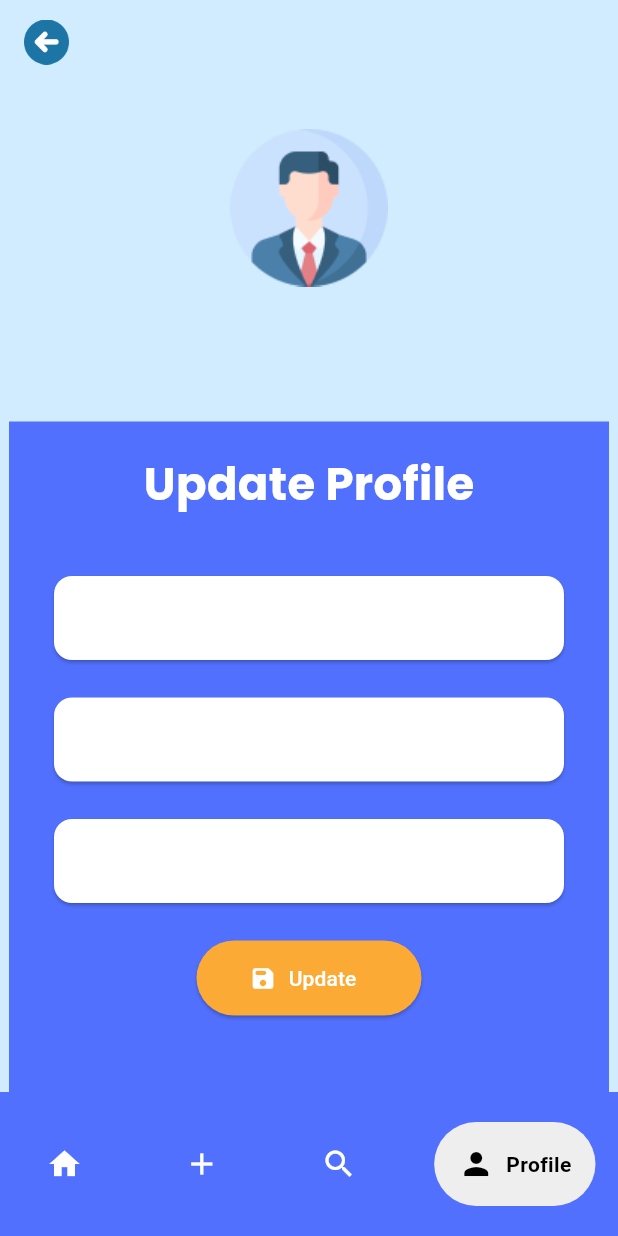
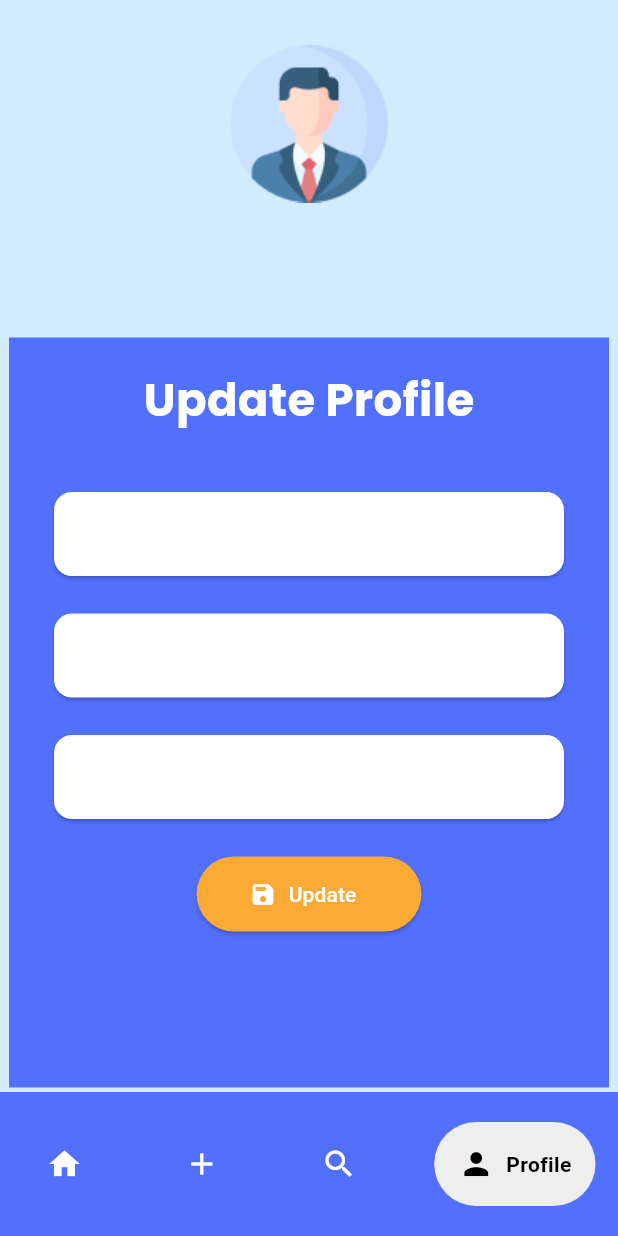
Before and after one commit to ToebagusFarhan/YASI-APP, a Flutter app: the UpdateProfile screen opened by its route, on a phone screen of 412 x 824 dp. Run offline on Flutter 3.47's test engine with Material 3 defaults, Android fonts, the phone set to English and light mode, and no system bars; drawn by our look-alikes of google_nav_bar.

Commit message:
remove appbar in update profile
ganggu njir

```diff
--- a/lib/views/UpdateProfilePage.dart
+++ b/lib/views/UpdateProfilePage.dart
@@ -36,42 +36,10 @@ class _UpdateProfileState extends State<UpdateProfile> {
   Widget build(BuildContext context) {
     String username = Provider.of<UserProvider>(context).username;
     User user = Provider.of<UserProvider>(context).user;
-    return Scaffold(
-      appBar: AppBar(
-        automaticallyImplyLeading: false,
-        backgroundColor: Color(0xFFD1ECFF),
-        elevation: 0,
-        leading: Padding(
-          padding: const EdgeInsets.all(8.0),
-          child: Row(
-            children: [
-              //tombol 1
-              Container(
-                child: Padding(
-                  padding: const EdgeInsets.only(left: 8.0),
-                  child: InkWell(
-                    onTap: () {
-                      if (mounted) {
-                        Navigator.pop(context);
-                      }
-                    },
-                    child: Container(
-                      child: Image.asset(
-                        'assets/images/previous.png',
-                        width: 30,
-                        height: 30,
-                      ),
-                    ),
-                  ),
-                ),
-              ),
-            ],
-          ),
-        ),
-      ),
+    return SafeArea(
+      child: Scaffold(
         backgroundColor: const Color(0xFFD1ECFF),
-      body: SafeArea(
-        child: SingleChildScrollView(
+        body: SingleChildScrollView(
           child: Center(
             child:
                 Column(mainAxisAlignment: MainAxisAlignment.center, children: [
@@ -143,14 +111,12 @@ class _UpdateProfileState extends State<UpdateProfile> {
                           user.fullname,
                           user.email,
                           user.phone.toString());
-
                     },
                     label: const Text('Update'),
                   ),
                 ]),
               )
             ]),
-          ),
           ),
         ),
         bottomNavigationBar: CustomGNav(
@@ -169,8 +135,8 @@ class _UpdateProfileState extends State<UpdateProfile> {
                 break;
               case 2:
                 // Navigate to the Search page
-              Navigator.of(context).push(
-                  MaterialPageRoute(builder: (context) => const SignalInfo()));
+                Navigator.of(context).push(MaterialPageRoute(
+                    builder: (context) => const SignalInfo()));
                 break;
               case 3:
                 // Navigate to the Profile page
@@ -179,6 +145,7 @@ class _UpdateProfileState extends State<UpdateProfile> {
             }
           },
         ),
+      ),
     );
   }
 }
```
Lines whose indentation alone changed are shown as unchanged.
